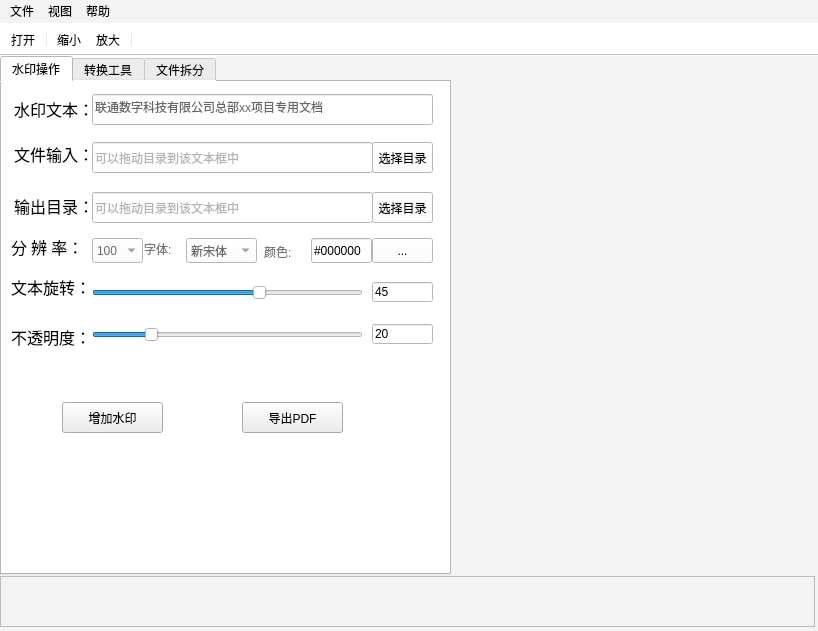
This is pdfviewer/mainwindow.ui in zhanglt/pdftool_c- as Qt 5 draws it before an edit. The edited form follows.
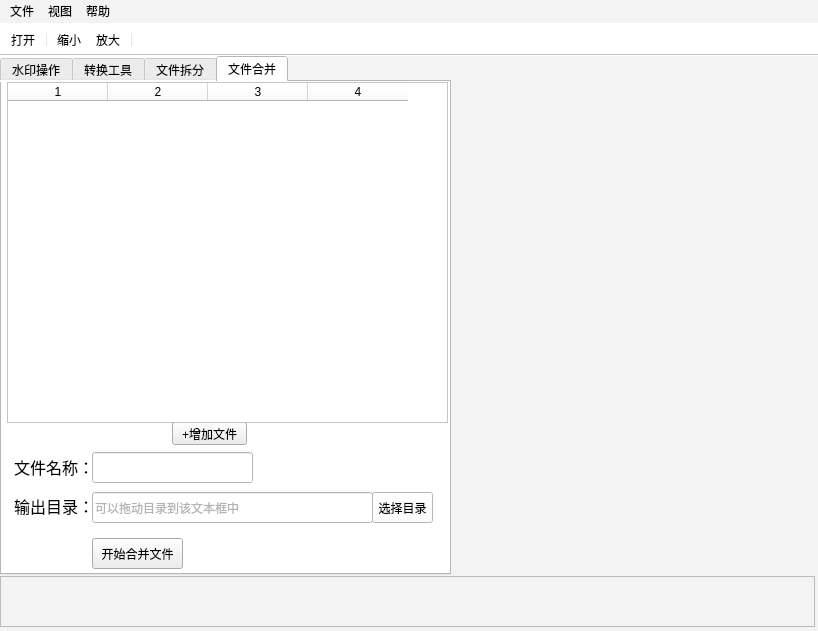
This is the edited form. The open tabs and pages were chosen to show the change. Icons and pictures are not drawn. Custom widgets are drawn as their Qt base class.

Commit message: 增加pdf合并

```diff
--- a/pdfviewer/mainwindow.ui
+++ b/pdfviewer/mainwindow.ui
@@ -1287,6 +1287,197 @@
         <zorder>labInput_8</zorder>
         <zorder>lineEditSplitOutput</zorder>
        </widget>
+       <widget class="QWidget" name="tab_Filemerge">
+        <attribute name="title">
+         <string>文件合并</string>
+        </attribute>
+        <widget class="QPushButton" name="btnAddFile">
+         <property name="geometry">
+          <rect>
+           <x>170</x>
+           <y>340</y>
+           <width>75</width>
+           <height>23</height>
+          </rect>
+         </property>
+         <property name="toolTip">
+          <string>&lt;html&gt;&lt;head/&gt;&lt;body&gt;&lt;p&gt;&lt;span style=&quot; font-size:10pt; color:#0055ff;&quot;&gt;支持PDF文件拖入表格&lt;/span&gt;&lt;/p&gt;&lt;/body&gt;&lt;/html&gt;</string>
+         </property>
+         <property name="styleSheet">
+          <string notr="true">QPushButton{
+background-color: rgb(237, 237, 237);
+}
+QPushButton:hover{
+background:qlineargradient(spread:pad,x1:0,y1:0,x2:0,y2:1,stop:0 #e8e8e8,stop:1 #e8e8e8);
+}
+QPushButton:pressed{
+background:qlineargradient(spread:pad,x1:0,y1:0,x2:0,y2:1,stop:0 #e0e0e0,stop:1 #e0e0e0);
+}</string>
+         </property>
+         <property name="text">
+          <string>+增加文件</string>
+         </property>
+        </widget>
+        <widget class="mytable" name="tableWidgetMerge">
+         <property name="geometry">
+          <rect>
+           <x>5</x>
+           <y>0</y>
+           <width>441</width>
+           <height>341</height>
+          </rect>
+         </property>
+         <property name="toolTip">
+          <string>&lt;html&gt;&lt;head/&gt;&lt;body&gt;&lt;p&gt;&lt;span style=&quot; font-size:10pt; color:#0055ff;&quot;&gt;支持PDF文件拖入表格&lt;/span&gt;&lt;/p&gt;&lt;/body&gt;&lt;/html&gt;</string>
+         </property>
+         <property name="rowCount">
+          <number>0</number>
+         </property>
+         <property name="columnCount">
+          <number>4</number>
+         </property>
+         <column/>
+         <column/>
+         <column/>
+         <column/>
+        </widget>
+        <widget class="CustomLineEdit" name="lineEditOutMerge">
+         <property name="geometry">
+          <rect>
+           <x>90</x>
+           <y>410</y>
+           <width>281</width>
+           <height>31</height>
+          </rect>
+         </property>
+         <property name="styleSheet">
+          <string notr="true">color: rgb(103, 103, 103);</string>
+         </property>
+         <property name="text">
+          <string/>
+         </property>
+         <property name="readOnly">
+          <bool>true</bool>
+         </property>
+         <property name="placeholderText">
+          <string>可以拖动目录到该文本框中</string>
+         </property>
+        </widget>
+        <widget class="QLabel" name="labOutput_5">
+         <property name="geometry">
+          <rect>
+           <x>12</x>
+           <y>409</y>
+           <width>81</width>
+           <height>30</height>
+          </rect>
+         </property>
+         <property name="font">
+          <font>
+           <family>等线</family>
+           <pointsize>12</pointsize>
+           <italic>false</italic>
+           <bold>false</bold>
+          </font>
+         </property>
+         <property name="styleSheet">
+          <string notr="true">
+font: 12pt &quot;等线&quot;;</string>
+         </property>
+         <property name="text">
+          <string>输出目录：</string>
+         </property>
+        </widget>
+        <widget class="QPushButton" name="btnSelectMergeDir">
+         <property name="geometry">
+          <rect>
+           <x>370</x>
+           <y>410</y>
+           <width>61</width>
+           <height>31</height>
+          </rect>
+         </property>
+         <property name="styleSheet">
+          <string notr="true"/>
+         </property>
+         <property name="text">
+          <string>选择目录</string>
+         </property>
+        </widget>
+        <widget class="QPushButton" name="btnMerge">
+         <property name="geometry">
+          <rect>
+           <x>90</x>
+           <y>456</y>
+           <width>91</width>
+           <height>31</height>
+          </rect>
+         </property>
+         <property name="styleSheet">
+          <string notr="true">QPushButton{
+background-color: rgb(237, 237, 237);
+}
+QPushButton:hover{
+background:qlineargradient(spread:pad,x1:0,y1:0,x2:0,y2:1,stop:0 #e8e8e8,stop:1 #e8e8e8);
+}
+QPushButton:pressed{
+background:qlineargradient(spread:pad,x1:0,y1:0,x2:0,y2:1,stop:0 #e0e0e0,stop:1 #e0e0e0);
+}</string>
+         </property>
+         <property name="text">
+          <string>开始合并文件</string>
+         </property>
+        </widget>
+        <widget class="QLabel" name="labWater_3">
+         <property name="geometry">
+          <rect>
+           <x>12</x>
+           <y>370</y>
+           <width>81</width>
+           <height>30</height>
+          </rect>
+         </property>
+         <property name="font">
+          <font>
+           <family>等线</family>
+           <pointsize>12</pointsize>
+           <italic>false</italic>
+           <bold>false</bold>
+          </font>
+         </property>
+         <property name="styleSheet">
+          <string notr="true">
+font: 12pt &quot;等线&quot;;</string>
+         </property>
+         <property name="text">
+          <string>文件名称：</string>
+         </property>
+        </widget>
+        <widget class="CustomLineEdit" name="lineEditMergeOutFile">
+         <property name="geometry">
+          <rect>
+           <x>90</x>
+           <y>370</y>
+           <width>161</width>
+           <height>31</height>
+          </rect>
+         </property>
+         <property name="styleSheet">
+          <string notr="true">color: rgb(103, 103, 103);</string>
+         </property>
+         <property name="text">
+          <string/>
+         </property>
+        </widget>
+        <zorder>btnAddFile</zorder>
+        <zorder>tableWidgetMerge</zorder>
+        <zorder>labOutput_5</zorder>
+        <zorder>btnSelectMergeDir</zorder>
+        <zorder>lineEditOutMerge</zorder>
+        <zorder>btnMerge</zorder>
+        <zorder>labWater_3</zorder>
+        <zorder>lineEditMergeOutFile</zorder>
+       </widget>
       </widget>
       <widget class="QTextEdit" name="textEditLog">
        <property name="geometry">
@@ -1467,6 +1658,11 @@
  </widget>
  <layoutdefault spacing="6" margin="11"/>
  <customwidgets>
+  <customwidget>
+   <class>mytable</class>
+   <extends>QTableWidget</extends>
+   <header location="global">include/mytable.h</header>
+  </customwidget>
   <customwidget>
    <class>CustomLineEdit</class>
    <extends>QLineEdit</extends>
```
Left out of the diff: 34 changed lines with no effect on the pictures.
